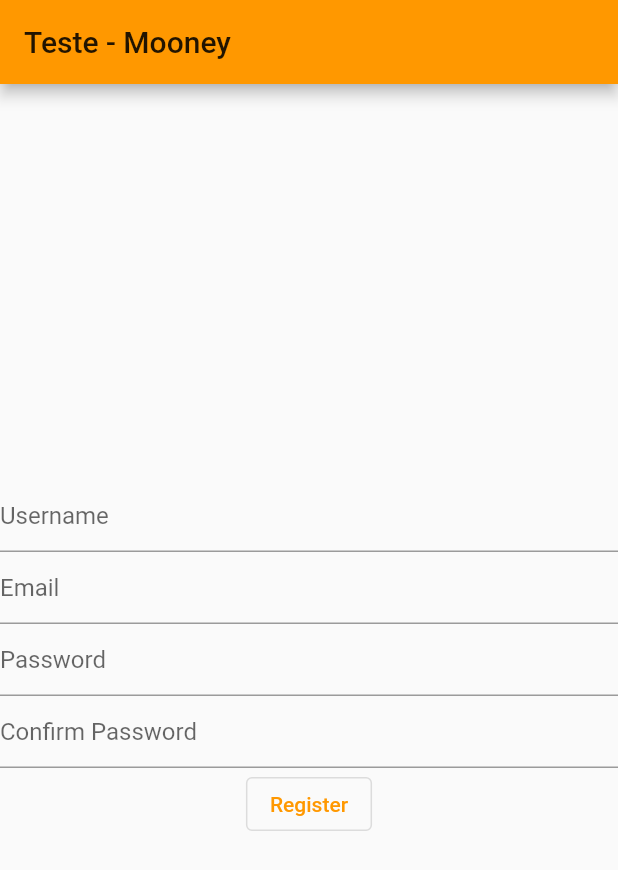
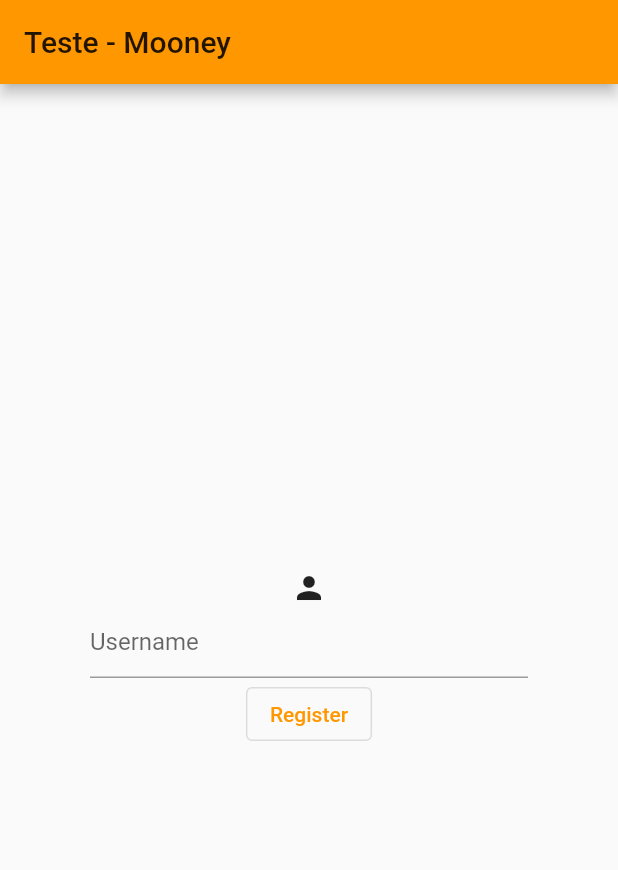
Before and after one commit to LLxD/login-mooney-trial, a Flutter app: the screen it shows after launch, on a phone screen of 412 x 824 dp. Shown: the top 870 px of the screen. Run offline on Flutter 3.47's test engine with Material 2 defaults, Android fonts, the phone set to English and light mode, and no system bars.

Commit message:
adding padding and removing other forms

```diff
--- a/lib/main.dart
+++ b/lib/main.dart
@@ -11,15 +11,6 @@ class MyApp extends StatelessWidget {
     return MaterialApp(
       title: 'Flutter Demo',
       theme: ThemeData(
-        // This is the theme of your application.
-        //
-        // Try running your application with "flutter run". You'll see the
-        // application has a blue toolbar. Then, without quitting the app, try
-        // changing the primarySwatch below to Colors.green and then invoke
-        // "hot reload" (press "r" in the console where you ran "flutter run",
-        // or simply save your changes to "hot reload" in a Flutter IDE).
-        // Notice that the counter didn't reset back to zero; the application
-        // is not recentered.
         primarySwatch: Colors.orange,
       ),
       home: MyHomePage(title: 'Teste - Mooney'),
@@ -69,10 +60,13 @@ class _MyHomePageState extends State<MyHomePage> {
         child: Column(
           mainAxisAlignment: MainAxisAlignment.center,
           children: <Widget>[
-            Form(
+            Container(
+              padding: EdgeInsets.symmetric(horizontal: 60),
+              child: Form(
                 child: Column(
                   crossAxisAlignment: CrossAxisAlignment.center,
                   children: <Widget>[
+                    Icon(Icons.person),
                     TextFormField(
                       decoration: const InputDecoration(
                         hintText: 'Username',
@@ -87,59 +81,6 @@ class _MyHomePageState extends State<MyHomePage> {
                   ],
                 ),
               ),
-            Form(
-              child: Column(
-                crossAxisAlignment: CrossAxisAlignment.center,
-                children: <Widget>[
-                  TextFormField(
-                    decoration: const InputDecoration(
-                      hintText: 'Email',
-                    ),
-                    validator: (String? value) {
-                      if (value == null || value.isEmpty) {
-                        return 'Please enter some text';
-                      }
-                      return null;
-                    },
-                  ),
-                ],
-              ),
-            ),
-            Form(
-              child: Column(
-                crossAxisAlignment: CrossAxisAlignment.center,
-                children: <Widget>[
-                  TextFormField(
-                    decoration: const InputDecoration(
-                      hintText: 'Password',
-                    ),
-                    validator: (String? value) {
-                      if (value == null || value.isEmpty) {
-                        return 'Please enter some text';
-                      }
-                      return null;
-                    },
-                  ),
-                ],
-              ),
-            ),
-            Form(
-              child: Column(
-                crossAxisAlignment: CrossAxisAlignment.center,
-                children: <Widget>[
-                  TextFormField(
-                    decoration: const InputDecoration(
-                      hintText: 'Confirm Password',
-                    ),
-                    validator: (String? value) {
-                      if (value == null || value.isEmpty) {
-                        return 'Please enter some text';
-                      }
-                      return null;
-                    },
-                  ),
-                ],
-              ),
             ),
             OutlinedButton(
               onPressed: () {
```
Lines whose indentation alone changed are shown as unchanged.
